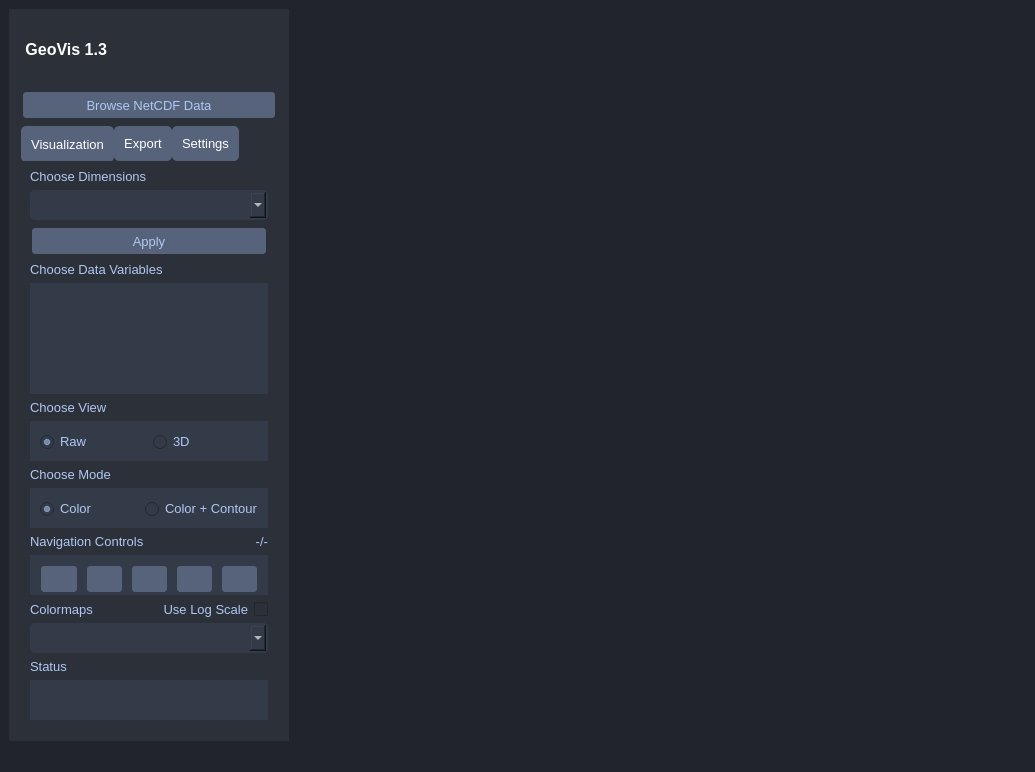
Before: the Qt Designer form assets/ui/gui.ui in sherinsugathan/GeoVis, drawn with Qt 5.
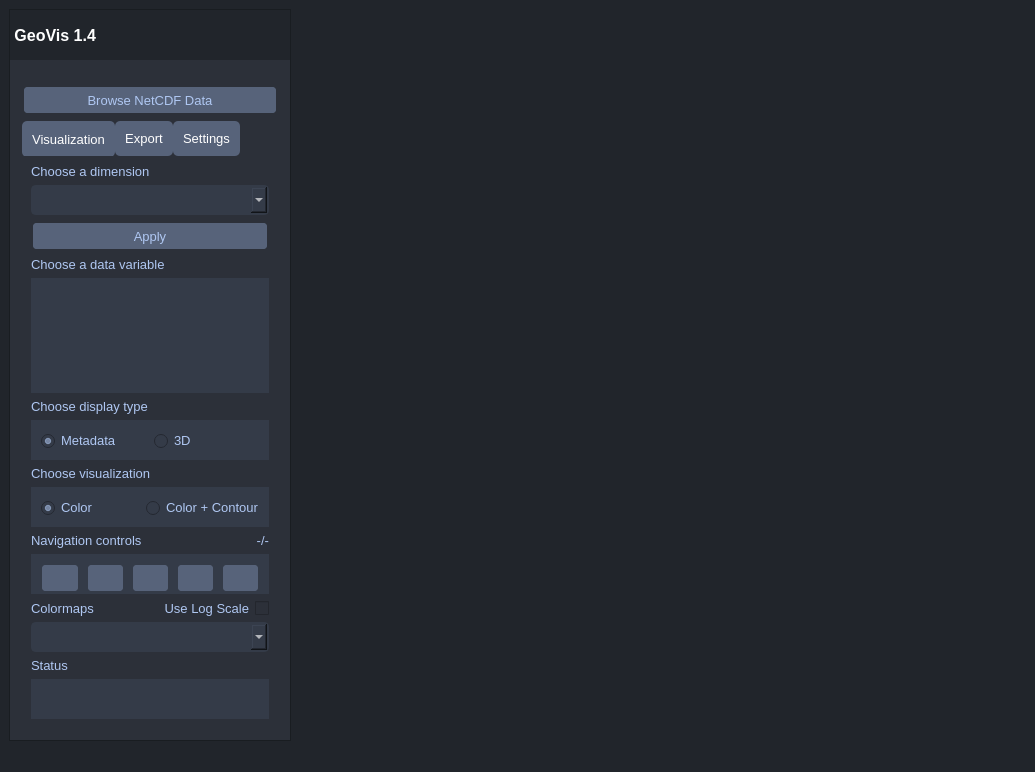
After: the same form once the commit is applied. Icons and pictures are not drawn.

Commit message:
major update for variable comparison
major update for supporting comparison between variables.

What changed in the file:
```diff
--- a/assets/ui/gui.ui
+++ b/assets/ui/gui.ui
@@ -25,7 +25,7 @@
   </property>
   <widget class="QWidget" name="centralwidget">
    <layout class="QGridLayout" name="gridLayout">
-    <item row="0" column="1">
+    <item row="1" column="2">
      <widget class="QStackedWidget" name="stackedWidget">
       <property name="currentIndex">
        <number>0</number>
@@ -255,33 +255,42 @@
       </widget>
      </widget>
     </item>
-    <item row="0" column="0">
-     <widget class="QGroupBox" name="groupBox">
+    <item row="1" column="0" colspan="2">
+     <widget class="QFrame" name="frame_5">
+      <property name="sizePolicy">
+       <sizepolicy hsizetype="Preferred" vsizetype="Preferred">
+        <horstretch>0</horstretch>
+        <verstretch>0</verstretch>
+       </sizepolicy>
+      </property>
       <property name="minimumSize">
        <size>
         <width>0</width>
         <height>0</height>
        </size>
       </property>
-      <property name="maximumSize">
-       <size>
-        <width>280</width>
-        <height>16777215</height>
-       </size>
+      <property name="frameShape">
+       <enum>QFrame::StyledPanel</enum>
       </property>
-      <property name="font">
-       <font>
-        <family>Arial</family>
-       </font>
+      <property name="frameShadow">
+       <enum>QFrame::Raised</enum>
       </property>
-      <property name="styleSheet">
-       <string notr="true">border: 0px solid lightgray;
-background-color: rgb(44, 48, 57);</string>
-      </property>
-      <property name="title">
-       <string/>
-      </property>
-      <layout class="QVBoxLayout" name="verticalLayout">
+      <layout class="QVBoxLayout" name="verticalLayout_9">
+       <property name="spacing">
+        <number>0</number>
+       </property>
+       <property name="leftMargin">
+        <number>0</number>
+       </property>
+       <property name="topMargin">
+        <number>0</number>
+       </property>
+       <property name="rightMargin">
+        <number>0</number>
+       </property>
+       <property name="bottomMargin">
+        <number>0</number>
+       </property>
        <item>
         <widget class="QLabel" name="label_8">
          <property name="minimumSize">
@@ -315,7 +324,7 @@
           <enum>QFrame::Plain</enum>
          </property>
          <property name="text">
-          <string> GeoVis 1.3</string>
+          <string> GeoVis 1.4</string>
          </property>
          <property name="scaledContents">
           <bool>false</bool>
@@ -326,6 +335,33 @@
         </widget>
        </item>
        <item>
+        <widget class="QGroupBox" name="groupBox">
+         <property name="minimumSize">
+          <size>
+           <width>0</width>
+           <height>0</height>
+          </size>
+         </property>
+         <property name="maximumSize">
+          <size>
+           <width>280</width>
+           <height>16777215</height>
+          </size>
+         </property>
+         <property name="font">
+          <font>
+           <family>Arial</family>
+          </font>
+         </property>
+         <property name="styleSheet">
+          <string notr="true">border: 0px solid lightgray;
+background-color: rgb(44, 48, 57);</string>
+         </property>
+         <property name="title">
+          <string/>
+         </property>
+         <layout class="QVBoxLayout" name="verticalLayout">
+          <item>
         <spacer name="verticalSpacer_4">
          <property name="orientation">
           <enum>Qt::Vertical</enum>
@@ -487,7 +523,7 @@
               <string notr="true">color:rgb(175, 199, 242);</string>
              </property>
              <property name="text">
-              <string>Choose Dimensions</string>
+                 <string>Choose a dimension</string>
              </property>
             </widget>
            </item>
@@ -574,7 +610,7 @@
               <string notr="true">color:rgb(175, 199, 242);</string>
              </property>
              <property name="text">
-              <string>Choose Data Variables</string>
+                 <string>Choose a data variable</string>
              </property>
             </widget>
            </item>
@@ -629,7 +665,7 @@
               <string notr="true">color:rgb(175, 199, 242);</string>
              </property>
              <property name="text">
-              <string>Choose View</string>
+                 <string>Choose display type</string>
              </property>
             </widget>
            </item>
@@ -672,7 +708,7 @@
 }</string>
                 </property>
                 <property name="text">
-                 <string>Raw</string>
+                    <string>Metadata</string>
                 </property>
                 <property name="checked">
                  <bool>true</bool>
@@ -719,7 +755,7 @@
               <string notr="true">color:rgb(175, 199, 242);</string>
              </property>
              <property name="text">
-              <string>Choose Mode</string>
+                 <string>Choose visualization</string>
              </property>
             </widget>
            </item>
@@ -817,7 +853,7 @@
                 <string notr="true">color:rgb(175, 199, 242);</string>
                </property>
                <property name="text">
-                <string>Navigation Controls</string>
+                   <string>Navigation controls</string>
                </property>
               </widget>
              </item>
@@ -1917,6 +1953,9 @@
           </size>
          </property>
         </spacer>
+          </item>
+         </layout>
+        </widget>
        </item>
       </layout>
      </widget>
```
Left out of the diff: 6 changed lines with no effect on the pictures. Lines whose indentation alone changed are shown as unchanged. The commit also changes 6 other files.
